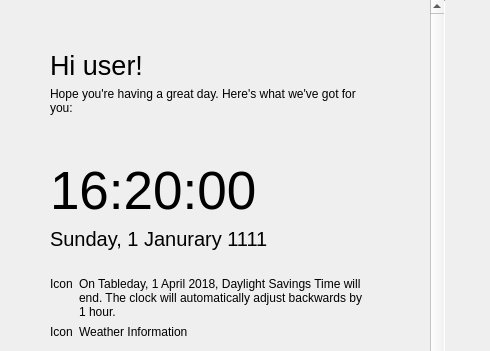
Before: the Qt Designer form statuscenter/OverviewPane/overview.ui in vicr123/theshell, drawn with Qt 5; both pictures show x 0 to 490 and y 0 to 351 of the 888 by 600 pixel window.
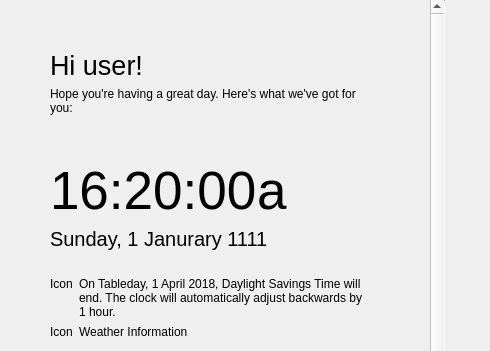
After: the same form once the commit is applied. Icons and pictures are not drawn.

Commit message: Use new DesktopTimeDate to tick the clocks

```diff
--- a/statuscenter/OverviewPane/overview.ui
+++ b/statuscenter/OverviewPane/overview.ui
@@ -46,9 +46,9 @@
         <property name="geometry">
          <rect>
           <x>0</x>
-          <y>-105</y>
+          <y>0</y>
           <width>446</width>
-          <height>702</height>
+          <height>704</height>
          </rect>
         </property>
         <layout class="QVBoxLayout" name="verticalLayout">
@@ -117,6 +117,11 @@
             </spacer>
            </item>
            <item>
+            <layout class="QHBoxLayout" name="horizontalLayout_6">
+             <property name="spacing">
+              <number>0</number>
+             </property>
+             <item>
             <widget class="QLabel" name="time">
              <property name="font">
               <font>
@@ -127,6 +132,26 @@
               <string notr="true">16:20:00</string>
              </property>
             </widget>
+             </item>
+             <item>
+              <widget class="QLabel" name="timeAmPm">
+               <property name="sizePolicy">
+                <sizepolicy hsizetype="Expanding" vsizetype="Preferred">
+                 <horstretch>0</horstretch>
+                 <verstretch>0</verstretch>
+                </sizepolicy>
+               </property>
+               <property name="font">
+                <font>
+                 <pointsize>40</pointsize>
+                </font>
+               </property>
+               <property name="text">
+                <string>a</string>
+               </property>
+              </widget>
+             </item>
+            </layout>
            </item>
            <item>
             <widget class="QLabel" name="date">
```
Lines whose indentation alone changed are shown as unchanged. The commit also changes 47 other files.
